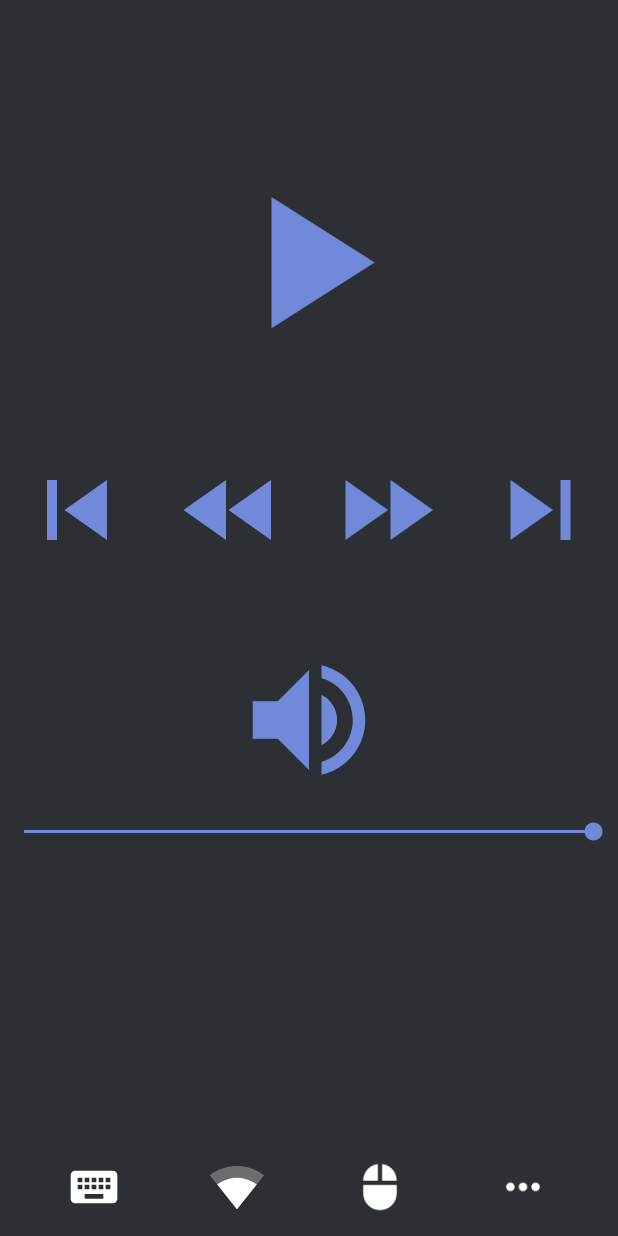
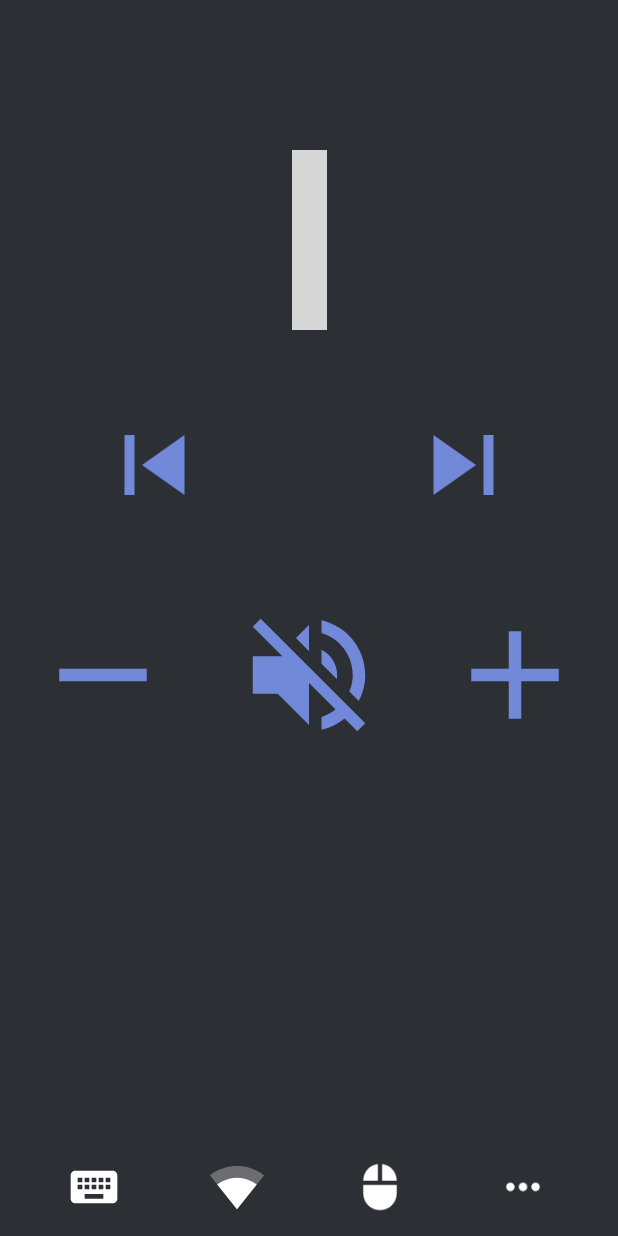
Before and after one commit to hoenchioma/hotkey-client, an Android app: the fragment MultimediaFragment placed in its activity, on a phone screen of 412 x 824 dp. Run offline under Robolectric (Android 15) with nearby library versions, the phone set to English and light mode, and no system bars; grey boxes are pictures that could not be loaded.

Commit message:
multimedia shortcuts in client are connected with server

```diff
--- a/app/src/main/java/com/rfw/hotkey/ui/multimedia/MultimediaFragment.java
+++ b/app/src/main/java/com/rfw/hotkey/ui/multimedia/MultimediaFragment.java
@@ -7,6 +7,8 @@ import android.os.Bundle;
 import androidx.annotation.DrawableRes;
 import androidx.fragment.app.Fragment;
 
+import android.util.JsonReader;
+import android.util.Log;
 import android.view.LayoutInflater;
 import android.view.View;
 import android.view.ViewGroup;
@@ -15,36 +17,47 @@ import android.widget.SeekBar;
 import android.widget.Toast;
 
 import com.rfw.hotkey.R;
+import com.rfw.hotkey.net.ConnectionManager;
+
+import org.json.JSONException;
+import org.json.JSONObject;
+
+import java.util.logging.Level;
 
 
 public class MultimediaFragment extends Fragment {
     private static final String TAG = "MultimediaFragment";
-
-    private boolean playState = true;
 
     @Override
     public View onCreateView(LayoutInflater inflater, ViewGroup container,
                              Bundle savedInstanceState) {
         View v = inflater.inflate(R.layout.fragment_multimedia, container, false);
 
-        ImageView playIcon = (ImageView) v.findViewById(R.id.playid);
-        ImageView fForward = (ImageView) v.findViewById(R.id.fForwardid);
-        ImageView fRewind = (ImageView) v.findViewById(R.id.fRewindid);
-        ImageView volumeIcon = (ImageView) v.findViewById(R.id.volumeid);
-        ImageView nextIcon = (ImageView) v.findViewById(R.id.nextid);
-        ImageView prevIcon = (ImageView) v.findViewById(R.id.previd);
-        SeekBar volumeControl = (SeekBar) v.findViewById(R.id.volumeControlid);
+        ImageView playPauseIcon = (ImageView) v.findViewById(R.id.playPauseID);
+        ImageView volumeUp = (ImageView) v.findViewById(R.id.volumeUpID);
+        ImageView volumeDown = (ImageView) v.findViewById(R.id.volumeDownID);
+        ImageView mute = (ImageView) v.findViewById(R.id.muteID);
+        ImageView nextIcon = (ImageView) v.findViewById(R.id.nextID);
+        ImageView prevIcon = (ImageView) v.findViewById(R.id.prevID);
 
-        playIcon.setOnClickListener(new View.OnClickListener() {
+        playPauseIcon.setOnClickListener(new View.OnClickListener() {
             @Override
-            public void onClick(View view) {
-                if(playState){
-                    playIcon.setImageResource(R.drawable.ic_pause_24dp);
-                    playState = false;
+            public void onClick(View v) {
+                try {
+                    sendMessageToServer("playPause");
+                } catch (JSONException e) {
+                    e.printStackTrace();
                 }
-                else{
-                    playIcon.setImageResource(R.drawable.ic_play_arrow_24dp);
-                    playState = true;
+            }
+        });
+
+        nextIcon.setOnClickListener(new View.OnClickListener() {
+            @Override
+            public void onClick(View v) {
+                try {
+                    sendMessageToServer("next");
+                } catch (JSONException e) {
+                    e.printStackTrace();
                 }
             }
         });
@@ -52,57 +65,58 @@ public class MultimediaFragment extends Fragment {
         prevIcon.setOnClickListener(new View.OnClickListener() {
             @Override
             public void onClick(View v) {
-                Toast.makeText(getActivity(),"Previous Track",Toast.LENGTH_SHORT).show();
+                try {
+                    sendMessageToServer("prev");
+                } catch (JSONException e) {
+                    e.printStackTrace();
+                }
             }
         });
 
-        nextIcon.setOnClickListener(new View.OnClickListener() {
+        volumeUp.setOnClickListener(new View.OnClickListener() {
             @Override
             public void onClick(View v) {
-                Toast.makeText(getActivity(),"Next Track",Toast.LENGTH_SHORT).show();
+                try {
+                    sendMessageToServer("volumeUp");
+                } catch (JSONException e) {
+                    e.printStackTrace();
+                }
             }
         });
 
-        fForward.setOnClickListener(new View.OnClickListener() {
+        volumeDown.setOnClickListener(new View.OnClickListener() {
             @Override
             public void onClick(View v) {
-                Toast.makeText(getActivity(),"Fast Forward Track",Toast.LENGTH_SHORT).show();
+                try {
+                    sendMessageToServer("volumeDown");
+                } catch (JSONException e) {
+                    e.printStackTrace();
+                }
             }
         });
 
-        fRewind.setOnClickListener(new View.OnClickListener() {
+        mute.setOnClickListener(new View.OnClickListener() {
             @Override
             public void onClick(View v) {
-                Toast.makeText(getActivity(),"Fasr Rewind Track",Toast.LENGTH_SHORT).show();
-            }
-        });
-
-        volumeControl.setOnSeekBarChangeListener(new SeekBar.OnSeekBarChangeListener() {
-            @Override
-            public void onProgressChanged(SeekBar seekBar, int progress, boolean fromUser) {
-                switch (progress){
-                    case 100:
-                        volumeIcon.setImageResource(R.drawable.ic_volume_up_24dp);
-                        break;
-                    case 0:
-                        volumeIcon.setImageResource(R.drawable.ic_volume_mute_24dp);
-                        break;
-                    default:
-                        volumeIcon.setImageResource(R.drawable.ic_volume_down_24dp);
+                try {
+                    sendMessageToServer("mute");
+                } catch (JSONException e) {
+                    e.printStackTrace();
                 }
-            }
-
-            @Override
-            public void onStartTrackingTouch(SeekBar seekBar) {
-
-            }
-
-            @Override
-            public void onStopTrackingTouch(SeekBar seekBar) {
-
             }
         });
 
         return v;
     }
+
+    private void sendMessageToServer(String action) throws JSONException {
+        try{
+            JSONObject packet = new JSONObject();
+            packet.put("type", "media");
+            packet.put("action", action);
+            ConnectionManager.getInstance().sendPacket(packet);
+        }catch (JSONException e){
+            Log.e("MediaFragment", "sendMessageToServer: error sending media info", e);
+        }
+    }
 }
--- /dev/null
+++ b/app/src/main/res/drawable/ic_add_default.xml
@@ -0,0 +1,5 @@
+<vector android:height="200dp" android:tint="#7289DA"
+    android:viewportHeight="24.0" android:viewportWidth="24.0"
+    android:width="200dp" xmlns:android="http://schemas.android.com/apk/res/android">
+    <path android:fillColor="#FF000000" android:pathData="M19,13h-6v6h-2v-6H5v-2h6V5h2v6h6v2z"/>
+</vector>
--- /dev/null
+++ b/app/src/main/res/drawable/ic_remove_default.xml
@@ -0,0 +1,5 @@
+<vector android:height="200dp" android:tint="#7289DA"
+    android:viewportHeight="24.0" android:viewportWidth="24.0"
+    android:width="200dp" xmlns:android="http://schemas.android.com/apk/res/android">
+    <path android:fillColor="#FF000000" android:pathData="M19,13H5v-2h14v2z"/>
+</vector>
--- /dev/null
+++ b/app/src/main/res/drawable/ic_volume_mute_default.xml
@@ -0,0 +1,5 @@
+<vector android:height="200dp" android:tint="#7289DA"
+    android:viewportHeight="24.0" android:viewportWidth="24.0"
+    android:width="200dp" xmlns:android="http://schemas.android.com/apk/res/android">
+    <path android:fillColor="#FF000000" android:pathData="M16.5,12c0,-1.77 -1.02,-3.29 -2.5,-4.03v2.21l2.45,2.45c0.03,-0.2 0.05,-0.41 0.05,-0.63zM19,12c0,0.94 -0.2,1.82 -0.54,2.64l1.51,1.51C20.63,14.91 21,13.5 21,12c0,-4.28 -2.99,-7.86 -7,-8.77v2.06c2.89,0.86 5,3.54 5,6.71zM4.27,3L3,4.27 7.73,9L3,9v6h4l5,5v-6.73l4.25,4.25c-0.67,0.52 -1.42,0.93 -2.25,1.18v2.06c1.38,-0.31 2.63,-0.95 3.69,-1.81L19.73,21 21,19.73l-9,-9L4.27,3zM12,4L9.91,6.09 12,8.18L12,4z"/>
+</vector>
--- a/app/src/main/res/layout/fragment_multimedia.xml
+++ b/app/src/main/res/layout/fragment_multimedia.xml
@@ -11,11 +11,29 @@
         android:layout_width="match_parent"
         android:layout_height="100dp" />
 
-    <ImageView
-        android:id="@+id/playid"
+    <LinearLayout
         android:layout_width="match_parent"
-        android:layout_height="150dp"
-        android:src="@drawable/ic_play_arrow_24dp" />
+        android:layout_height="wrap_content"
+        android:orientation="horizontal">
+
+        <Space
+            android:layout_width="match_parent"
+            android:layout_weight="3"
+            android:layout_height="120dp" />
+
+        <ImageView
+            android:id="@+id/playPauseID"
+            android:layout_width="wrap_content"
+            android:layout_height="120dp"
+            android:layout_weight="1"
+            android:src="@drawable/play_pause_default" />
+
+        <Space
+            android:layout_width="match_parent"
+            android:layout_weight="3"
+            android:layout_height="120dp" />
+
+    </LinearLayout>
 
     <Space
         android:layout_width="match_parent"
@@ -27,28 +45,14 @@
         android:orientation="horizontal">
 
         <ImageView
-            android:id="@+id/previd"
+            android:id="@+id/prevID"
             android:layout_width="wrap_content"
             android:layout_height="80dp"
             android:layout_weight="1"
             android:src="@drawable/ic_skip_previous_24dp" />
 
         <ImageView
-            android:id="@+id/fRewindid"
-            android:layout_width="wrap_content"
-            android:layout_height="80dp"
-            android:layout_weight="1"
-            android:src="@drawable/ic_fast_rewind_24dp" />
-
-        <ImageView
-            android:id="@+id/fForwardid"
-            android:layout_width="wrap_content"
-            android:layout_height="80dp"
-            android:layout_weight="1"
-            android:src="@drawable/ic_fast_forward_24dp" />
-
-        <ImageView
-            android:id="@+id/nextid"
+            android:id="@+id/nextID"
             android:layout_width="wrap_content"
             android:layout_height="80dp"
             android:layout_weight="1"
@@ -60,19 +64,35 @@
         android:layout_width="match_parent"
         android:layout_height="50dp" />
 
-    <ImageView
-        android:id="@+id/volumeid"
+    <LinearLayout
         android:layout_width="match_parent"
-        android:layout_height="100dp"
-        android:src="@drawable/ic_volume_up_24dp" />
+        android:layout_height="wrap_content"
+        android:orientation="horizontal">
 
-    <SeekBar
-        android:id="@+id/volumeControlid"
-        android:layout_width="match_parent"
-        android:layout_height="50dp"
-        android:paddingLeft="16dp"
-        android:paddingRight="16dp"
-        android:progress="@android:integer/status_bar_notification_info_maxnum" />
+
+        <ImageView
+            android:id="@+id/volumeDownID"
+            android:layout_width="match_parent"
+            android:layout_height="100dp"
+            android:layout_weight="1"
+            android:src="@drawable/ic_remove_default" />
+
+        <ImageView
+            android:id="@+id/muteID"
+            android:layout_width="match_parent"
+            android:layout_height="100dp"
+            android:layout_weight="1"
+            android:src="@drawable/ic_volume_mute_default" />
+
+        <ImageView
+            android:id="@+id/volumeUpID"
+            android:layout_width="match_parent"
+            android:layout_weight="1"
+            android:layout_height="100dp"
+            android:src="@drawable/ic_add_default" />
+
+
+    </LinearLayout>
 
 
 </LinearLayout>
```
